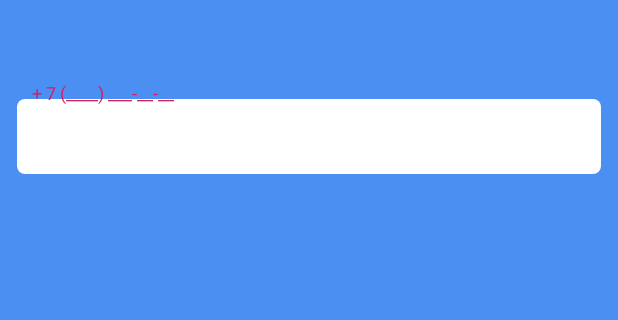
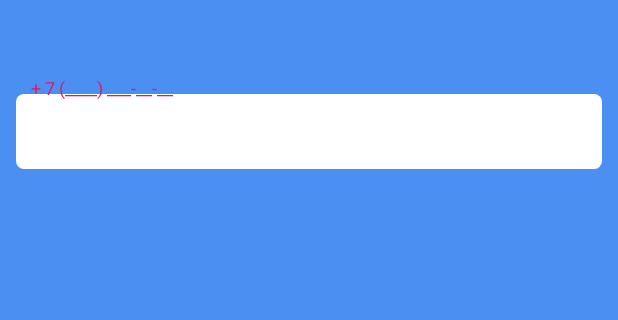
Before and after one commit to KhomutovYarik/CashBox, an Android app: the screen it shows after launch (MainActivity), on a phone screen of 412 x 824 dp, the part 327-647 px from its top. Run offline under Robolectric (Android 15) with nearby library versions, the phone set to English and light mode, and no system bars.

Commit message:
initial commit

```diff
--- a/app/src/main/res/drawable/fields.xml
+++ b/app/src/main/res/drawable/fields.xml
@@ -1,5 +1,5 @@
 <?xml version="1.0" encoding="utf-8"?>
-<selector xmlns:android="http://schemas.android.com/apk/res/android">
+<layer-list xmlns:android="http://schemas.android.com/apk/res/android">
 <!--    <item android:state_pressed="true" >-->
 <!--        <shape android:shape="rectangle"  >-->
 <!--            <corners android:radius="20dip" />-->
@@ -15,9 +15,21 @@
 <!--        </shape>-->
 <!--    </item>-->
     <item>
-        <shape android:shape="rectangle"  >
-            <corners android:radius="5sp" />
-            <solid android:color="@color/backColor"/>
+        <shape
+            android:shape="rectangle">
+            <padding
+                android:left="11sp"
+                android:right="11sp"/>
         </shape>
     </item>
-</selector>
+    <item>
+        <shape
+            android:shape="rectangle">
+            <corners android:radius="5sp"/>
+            <solid android:color="@color/backColor" />
+            <padding
+                android:left="10sp"
+                android:right="10sp"/>
+        </shape>
+    </item>
+</layer-list>
--- a/app/src/main/res/layout/activity_main.xml
+++ b/app/src/main/res/layout/activity_main.xml
@@ -44,17 +44,15 @@
         <com.google.android.material.textfield.TextInputLayout
             android:layout_width="match_parent"
             android:layout_height="wrap_content"
-            android:layout_marginTop="55sp"
+            android:layout_marginTop="52dp"
 
-            app:layout_constraintTop_toBottomOf="@+id/textView">
+            app:layout_constraintTop_toBottomOf="@+id/textView"
+            tools:layout_editor_absoluteX="-16dp">
 
             <com.google.android.material.textfield.TextInputEditText
                 android:layout_width="match_parent"
                 android:layout_height="50dp"
                 android:background="@drawable/fields"
-                android:layout_marginLeft="11sp"
-                android:layout_marginRight="11sp"
-                android:paddingLeft="10sp"
                 android:hint="+ 7 (____) ___-__-__"
 
                 android:textColorHint="@android:color/black" />
```
